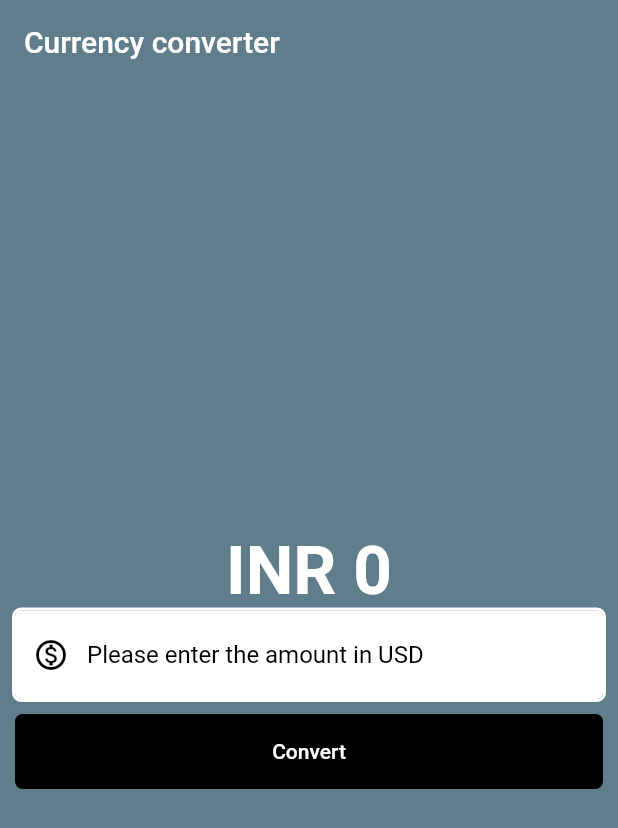
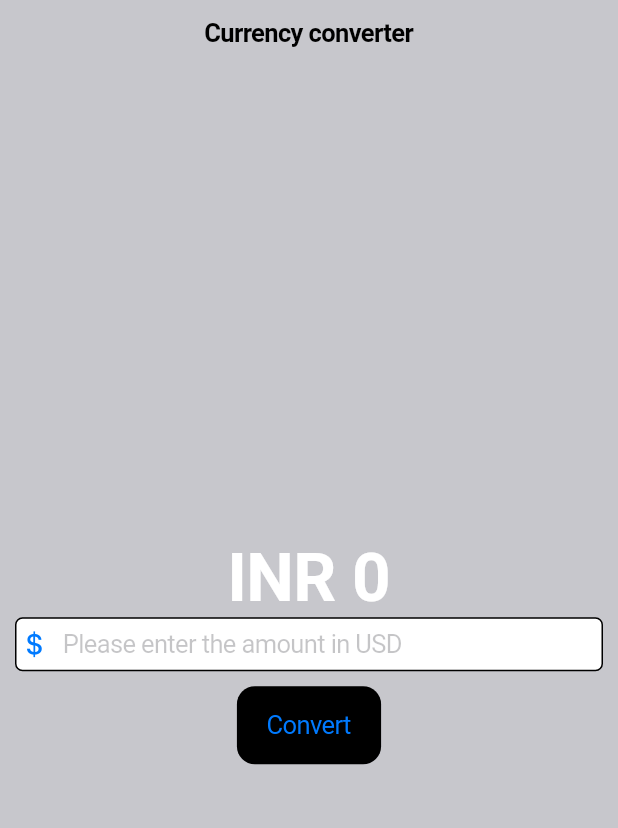
Before and after one commit to sonukuldeep/Flutter-intro, a Flutter app: the screen it shows after launch, on a phone screen of 412 x 824 dp. Shown: the top 828 px of the screen. Run offline on Flutter 3.47's test engine with Material 2 defaults, Android fonts, the phone set to English and light mode, and no system bars.

Commit message:
currecncy converter cupertino

```diff
--- /dev/null
+++ b/lib/currency_converter_cupertino_page.dart
@@ -0,0 +1,74 @@
+import 'package:flutter/cupertino.dart';
+
+class CurrencyConverterCupertinoPage extends StatefulWidget {
+  const CurrencyConverterCupertinoPage({super.key});
+
+  @override
+  State<CurrencyConverterCupertinoPage> createState() =>
+      _CurrencyConverterCupertinoPageState();
+}
+
+class _CurrencyConverterCupertinoPageState
+    extends State<CurrencyConverterCupertinoPage> {
+  double result = 0;
+  final TextEditingController textEditingController = TextEditingController();
+
+  void convert() {
+    setState(() {
+      result = double.parse(textEditingController.text) * 81;
+    });
+  }
+
+  @override
+  Widget build(BuildContext context) {
+    return CupertinoPageScaffold(
+      backgroundColor: CupertinoColors.systemGrey3,
+      navigationBar: const CupertinoNavigationBar(
+        backgroundColor: CupertinoColors.systemGrey3,
+        middle: Text("Currency converter"),
+      ),
+      child: Center(
+        child: Padding(
+          padding: const EdgeInsets.all(10.0),
+          child: Column(
+            mainAxisAlignment: MainAxisAlignment.center,
+            children: [
+              /// text
+              Text(
+                'INR ${result != 0 ? result.toStringAsFixed(2) : result.toStringAsFixed(0)}',
+                style: const TextStyle(
+                  fontSize: 45,
+                  fontWeight: FontWeight.bold,
+                  color: Color.fromARGB(255, 255, 255, 255),
+                ),
+              ),
+
+              // text input
+              CupertinoTextField(
+                controller: textEditingController,
+                keyboardType: TextInputType.number,
+                style: const TextStyle(color: CupertinoColors.black),
+                decoration: BoxDecoration(
+                  color: CupertinoColors.white,
+                  border: Border.all(),
+                  borderRadius: BorderRadius.circular(5),
+                ),
+                placeholder: 'Please enter the amount in USD',
+                prefix: const Icon(CupertinoIcons.money_dollar),
+              ),
+              const SizedBox(
+                height: 10,
+              ),
+              //button
+              CupertinoButton(
+                color: CupertinoColors.black,
+                onPressed: convert,
+                child: const Text("Convert"),
+              )
+            ],
+          ),
+        ),
+      ),
+    );
+  }
+}
--- a/lib/main.dart
+++ b/lib/main.dart
@@ -1,8 +1,10 @@
+import 'package:currency_converter/currency_converter_cupertino_page.dart';
 import 'package:currency_converter/currency_converter_material_page.dart';
+import 'package:flutter/cupertino.dart';
 import 'package:flutter/material.dart';
 
 void main() {
-  runApp(const MyApp());
+  runApp(const MyCupertinoApp());
 }
 
 class MyApp extends StatelessWidget {
@@ -12,3 +14,14 @@ class MyApp extends StatelessWidget {
     return const MaterialApp(home: CurrencyConverterMaterialPage());
   }
 }
+
+class MyCupertinoApp extends StatelessWidget {
+  const MyCupertinoApp({super.key});
+
+  @override
+  Widget build(BuildContext context) {
+    return const CupertinoApp(
+      home: CurrencyConverterCupertinoPage(),
+    );
+  }
+}
```
